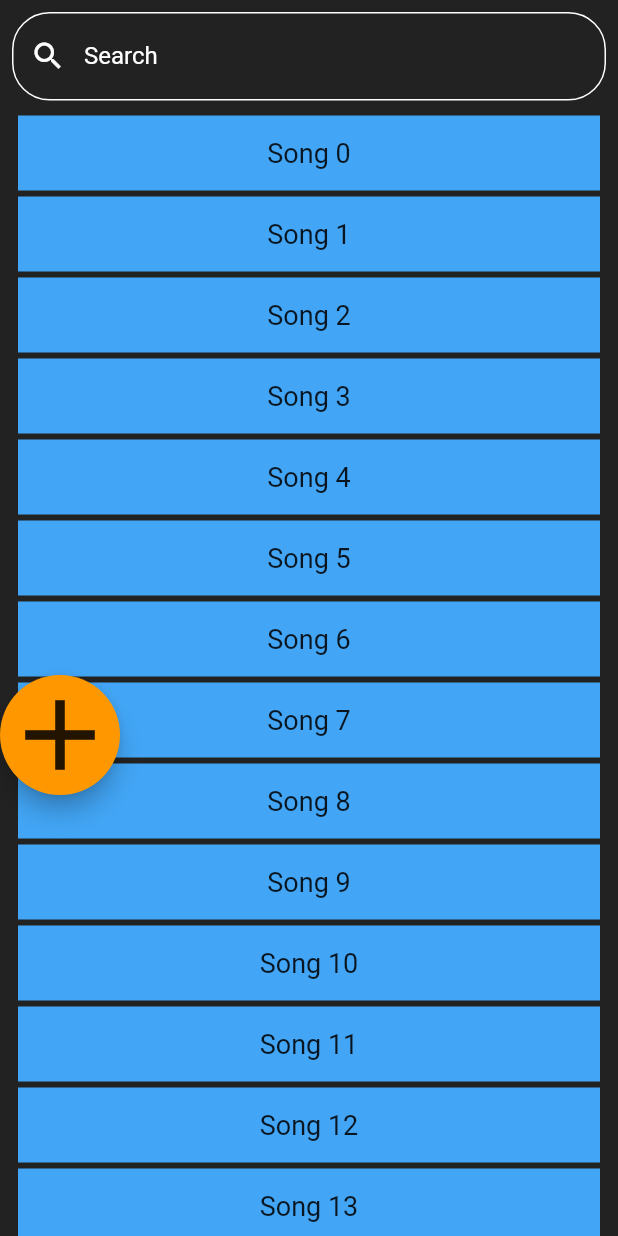
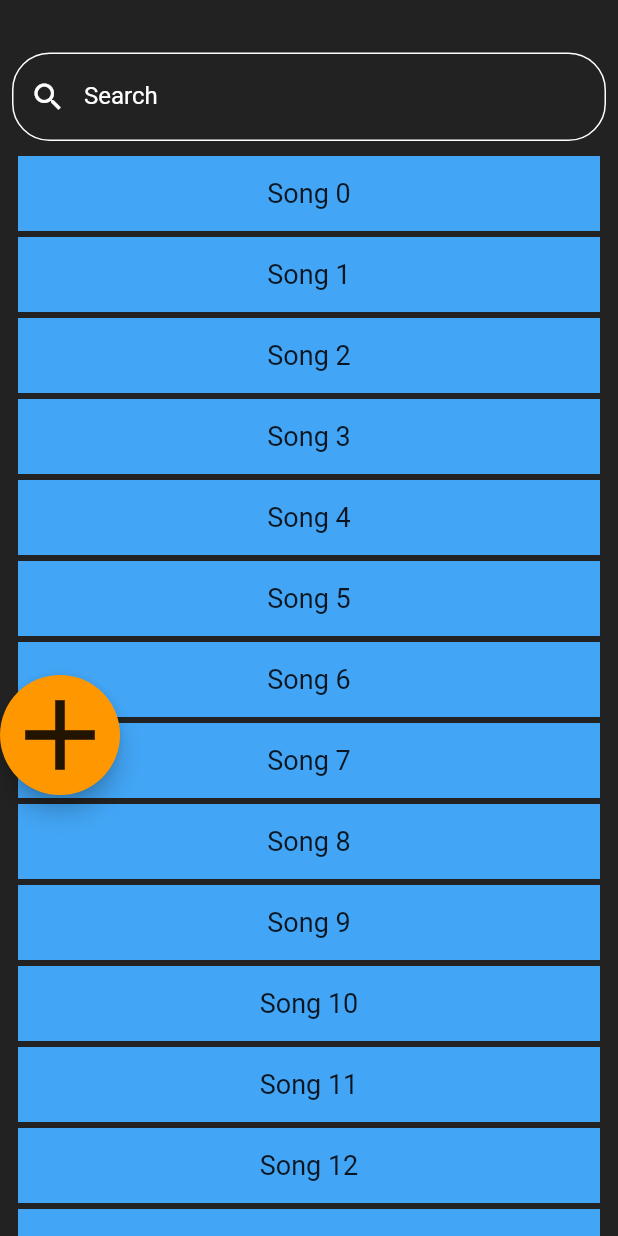
Before and after one commit to kobemhlee/chord_app, a Flutter app: the MySongs screen opened directly, on a phone screen of 412 x 824 dp. Run offline on Flutter 3.47's test engine with Material 2 defaults, Android fonts, the light colour scheme and no system bars; our stand-ins replace audioplayers, getflutter.

Commit message:
// Added search bar feature to "MY SONGS PAGE"

```diff
--- a/lib/mysongspage.dart
+++ b/lib/mysongspage.dart
@@ -113,7 +113,7 @@ class _MySongs extends State<MySongs> {
         child: Stack(
           children: <Widget>[
             Container(
-                margin: EdgeInsets.only(top: 75.0),
+                margin: EdgeInsets.only(top: 102),
                 child: ListView.builder(
                     padding: EdgeInsets.only(left: 10, right: 10),
                     itemCount: songs.length,
@@ -132,7 +132,7 @@ class _MySongs extends State<MySongs> {
                 )
             ),
             Padding(
-              padding: const EdgeInsets.all(8.0),
+              padding: const EdgeInsets.only(top: 35, left: 8, right: 8),
               child: TextField(
                 style: TextStyle(color: Colors.white),
                 onChanged: (value) {
```
Also changed, not shown: pubspec.lock.
